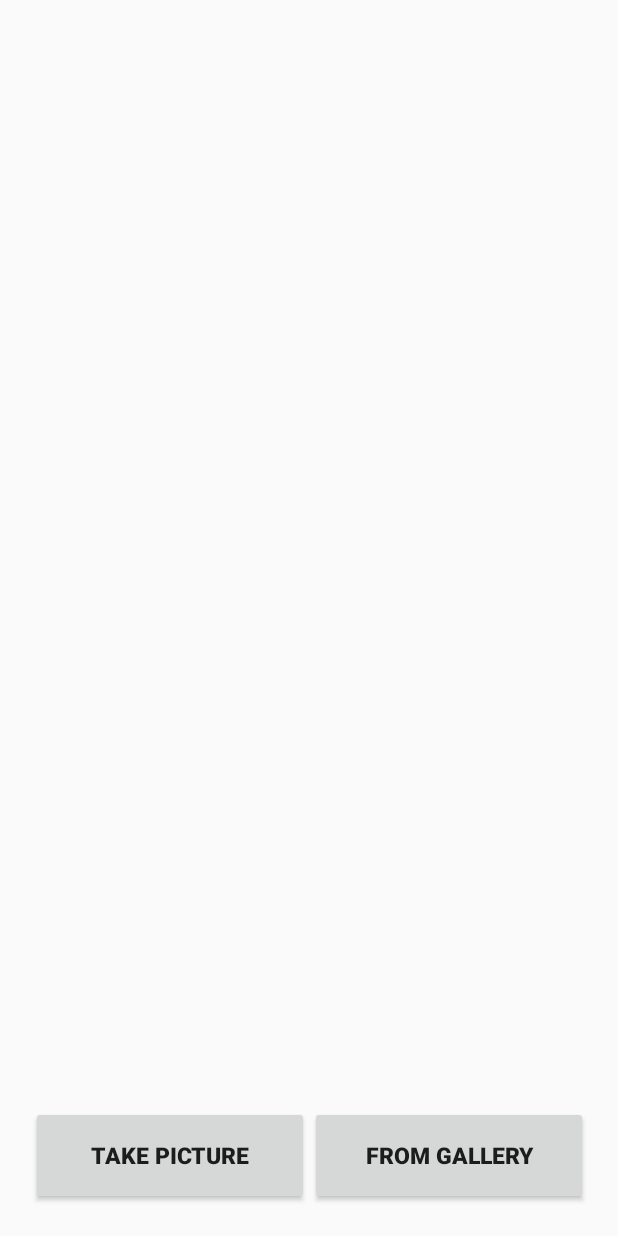
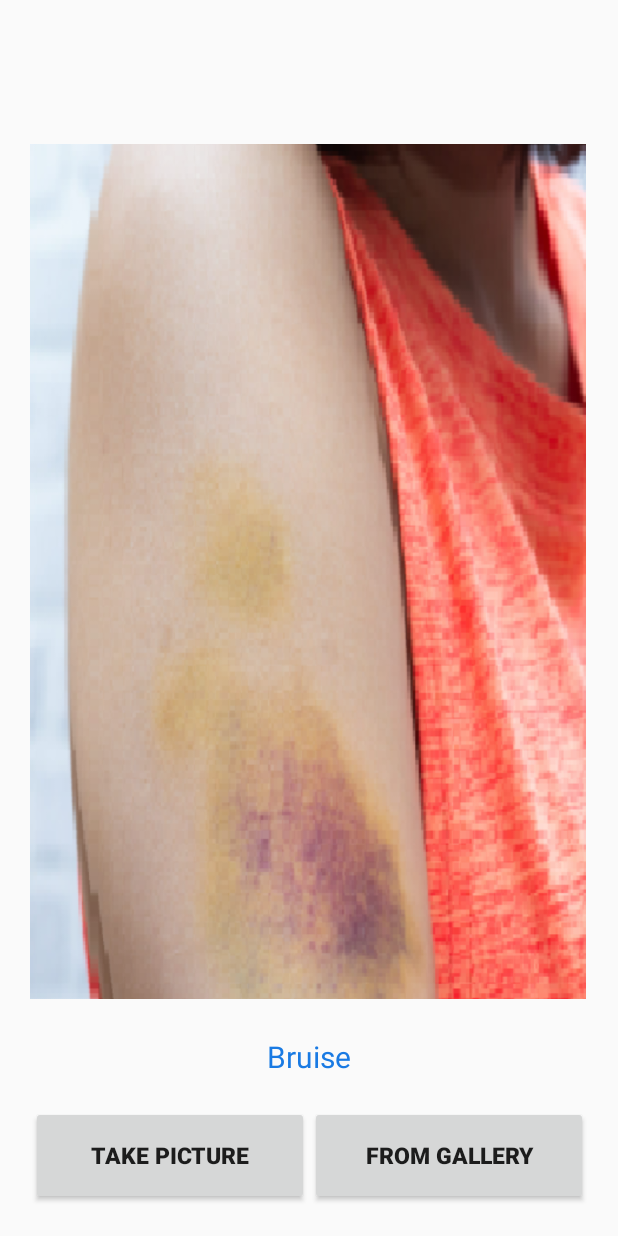
Before and after one commit to Aarav87/AIdentify, an Android app: the screen it shows after launch (MainActivity), on a phone screen of 412 x 824 dp. Run offline under Robolectric (Android 15) with nearby library versions, the phone set to English and light mode, and no system bars; libraries missing offline, so code that uses them is left out: org.tensorflow.lite.

Commit message:
added placeholder wound image

```diff
--- a/app/src/main/res/layout/activity_main.xml
+++ b/app/src/main/res/layout/activity_main.xml
@@ -12,6 +12,7 @@
         android:layout_height="0dp"
         android:layout_centerHorizontal="true"
         android:clickable="true"
+        android:src="@drawable/wound_placeholder"
 
         app:layout_constraintBottom_toBottomOf="parent"
         app:layout_constraintEnd_toEndOf="parent"
@@ -28,7 +29,7 @@
         android:layout_width="369dp"
         android:layout_height="34dp"
         android:layout_centerHorizontal="true"
-        android:text=""
+        android:text="Bruise"
         android:textColor="#197AE3"
         android:textSize="20sp"
         android:gravity="center"
```
Also changed, not shown: app/src/main/res/drawable/wound_placeholder.png (added).
